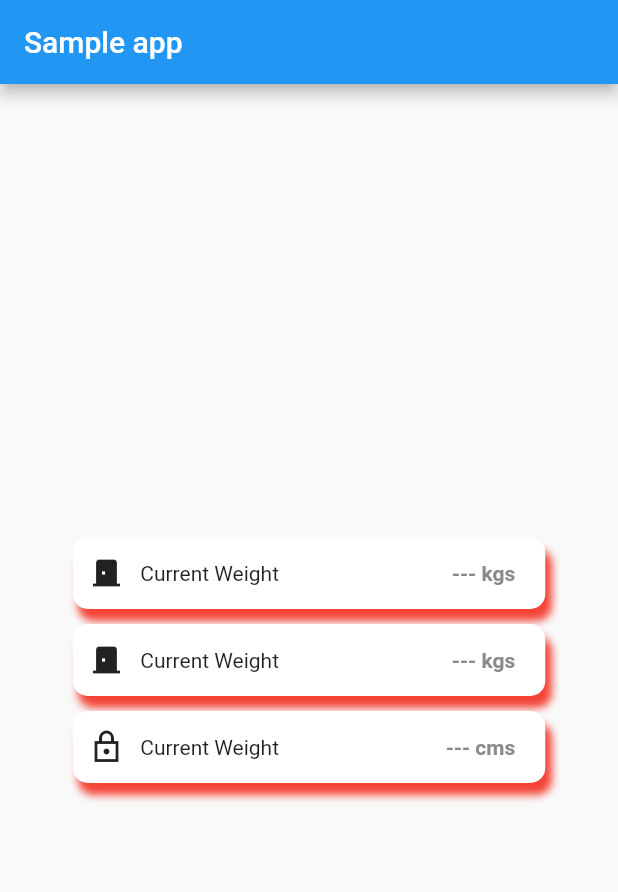
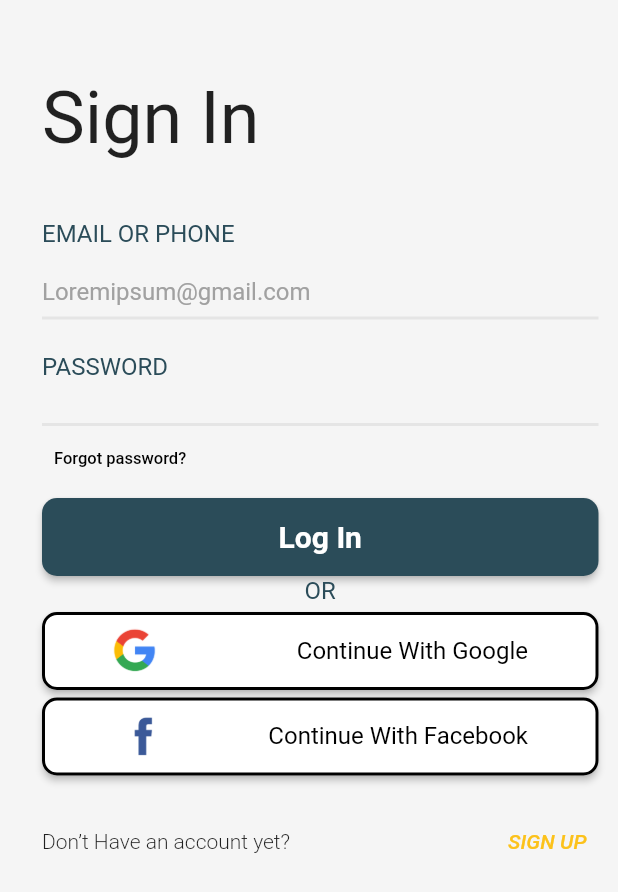
Before and after one commit to Askarb/flutterui, a Flutter app: the screen it shows after launch, on a phone screen of 412 x 824 dp. Shown: the top 892 px of the screen. Run offline on Flutter 3.47's test engine with Material 2 defaults, Android fonts, the phone set to English and light mode, and no system bars.

Commit message:
cl_jan_17

```diff
--- /dev/null
+++ b/lib/cl_jan_17/cl_jan_17_widget.dart
@@ -0,0 +1,247 @@
+import 'package:classwork/cl_jan_17/navigation/main_navigation.dart';
+import 'package:classwork/resources/resources.dart';
+import 'package:flutter/material.dart';
+
+class MyAppJan17 extends StatelessWidget {
+  const MyAppJan17({super.key});
+
+  static final mainNavigation = MainNavigation();
+
+  @override
+  Widget build(BuildContext context) {
+    return MaterialApp(
+      debugShowCheckedModeBanner: false,
+      initialRoute: mainNavigation.initialRoute,
+      routes: mainNavigation.routes,
+    );
+  }
+}
+
+class ClJan17 extends StatefulWidget {
+  const ClJan17({
+    Key? key,
+  }) : super(key: key);
+
+  @override
+  State<ClJan17> createState() => _ClJan17State();
+}
+
+class _ClJan17State extends State<ClJan17> {
+  bool _obscureText = true;
+  String? _errorText;
+
+  Text inputLabel(String label) {
+    return Text(
+      label,
+      textAlign: TextAlign.left,
+      style: const TextStyle(
+        fontSize: 16,
+        fontWeight: FontWeight.w400,
+        color: Color(0xff2B4C59),
+      ),
+    );
+  }
+
+  bool isEmailValid(String email) {
+    return RegExp(
+            r'^(([^<>()[\]\\.,;:\s@\"]+(\.[^<>()[\]\\.,;:\s@\"]+)*)|(\".+\"))@((\[[0-9]{1,3}\.[0-9]{1,3}\.[0-9]{1,3}\.[0-9]{1,3}\])|(([a-zA-Z\-0-9]+\.)+[a-zA-Z]{2,}))$')
+        .hasMatch(email);
+  }
+
+  bool isValidPhone(String value) {
+    if (value.isEmpty) return false;
+    String patttern = r'(^(?:[+0]9)?[0-9]{10,12}$)';
+    RegExp regExp = new RegExp(patttern);
+    return regExp.hasMatch(value);
+  }
+
+  bool validateUsername(String username) {
+    return isEmailValid(username) || isValidPhone(username);
+  }
+
+  @override
+  Widget build(BuildContext context) {
+    return Scaffold(
+      backgroundColor: const Color(0xffF5F5F5),
+      body: Container(
+        padding: const EdgeInsets.fromLTRB(28, 50, 13, 10),
+        child: Column(
+          crossAxisAlignment: CrossAxisAlignment.start,
+          children: [
+            const Text(
+              "Sign In",
+              style: TextStyle(
+                fontWeight: FontWeight.w400,
+                fontSize: 48,
+              ),
+            ),
+            const SizedBox(height: 40),
+            inputLabel('EMAIL OR PHONE'),
+            TextField(
+              onChanged: (username) {
+                if (validateUsername(username)) {
+                  _errorText = null;
+                } else {
+                  _errorText = "Enter valid phone or password";
+                }
+                setState(() {});
+              },
+              maxLines: 1,
+              style: TextStyle(height: 0.9),
+              decoration: InputDecoration(
+                errorText: _errorText,
+                hintText: 'Loremipsum@gmail.com',
+                hintStyle: const TextStyle(
+                  color: Color(0xffA1A1A1),
+                ),
+                contentPadding: EdgeInsets.only(bottom: -25),
+                enabledBorder: const UnderlineInputBorder(
+                  borderSide: BorderSide(
+                    width: 2,
+                    color: Color(0xffE5E5E5),
+                  ),
+                ),
+              ),
+            ),
+            const SizedBox(height: 22),
+            inputLabel('PASSWORD'),
+            SizedBox(
+              height: 30,
+              child: TextField(
+                obscureText: _obscureText,
+                obscuringCharacter: '•',
+                decoration: InputDecoration(
+                  suffix: IconButton(
+                    onPressed: () {
+                      setState(() {
+                        _obscureText = !_obscureText;
+                      });
+                    },
+                    icon: Icon(_obscureText == true
+                        ? Icons.visibility_off_outlined
+                        : Icons.visibility_outlined),
+                  ),
+                  hintStyle: const TextStyle(
+                    color: Color(0xffA1A1A1),
+                    fontSize: 16,
+                  ),
+                  enabledBorder: const UnderlineInputBorder(
+                    borderSide: BorderSide(
+                      width: 2,
+                      color: Color(0xffE5E5E5),
+                    ),
+                  ),
+                ),
+              ),
+            ),
+            TextButton(
+              onPressed: () {
+                print("Clicked ResetButton");
+              },
+              child: const Text(
+                "Forgot password?",
+                style: TextStyle(
+                  height: .6,
+                  fontSize: 11,
+                  color: Color(0xff000000),
+                ),
+              ),
+            ),
+            SizedBox(
+              height: 52,
+              width: double.infinity,
+              child: ElevatedButton(
+                style: ElevatedButton.styleFrom(
+                    backgroundColor: Color(0xff2B4C59),
+                    shape: RoundedRectangleBorder(
+                      borderRadius: BorderRadius.circular(10),
+                    )),
+                onPressed: () {
+                  print("Login");
+                },
+                child: const Text(
+                  "Log In",
+                  style: TextStyle(
+                    fontSize: 20,
+                    fontWeight: FontWeight.w700,
+                    color: Color(0xffffffff),
+                  ),
+                ),
+              ),
+            ),
+            Center(
+              child: inputLabel('OR'),
+            ),
+            const SizedBox(height: 5),
+            socialButton(
+              text: "Continue With Google",
+              iconPath: AppImages.googleIcon2,
+            ),
+            const SizedBox(height: 5),
+            socialButton(
+              text: "Continue With Facebook",
+              iconPath: AppImages.facebookIcon,
+            ),
+            const SizedBox(height: 20),
+            Row(
+              children: [
+                const Text(
+                  "Don’t Have an account yet?",
+                  style: TextStyle(fontWeight: FontWeight.w300),
+                ),
+                Spacer(),
+                TextButton(
+                    onPressed: () {},
+                    child: const Text(
+                      "SIGN UP",
+                      textAlign: TextAlign.right,
+                      style: TextStyle(
+                          color: Color(0xffFCC21B),
+                          fontStyle: FontStyle.italic),
+                    ))
+              ],
+            )
+          ],
+        ),
+      ),
+    );
+  }
+
+  SizedBox socialButton({required String text, required String iconPath}) {
+    return SizedBox(
+      height: 52,
+      width: double.infinity,
+      child: ElevatedButton(
+        style: ElevatedButton.styleFrom(
+            backgroundColor: const Color(0xffffffff),
+            side: const BorderSide(width: 2, color: Color(0xff000000)),
+            shape: RoundedRectangleBorder(
+              borderRadius: BorderRadius.circular(10),
+            )),
+        onPressed: () {
+          print("Login");
+        },
+        child: Padding(
+          padding: const EdgeInsets.fromLTRB(31, 7, 31, 8),
+          child: Row(
+            children: [
+              Image.asset(
+                iconPath,
+                height: 30,
+              ),
+              const Spacer(),
+              Text(
+                text,
+                style: const TextStyle(
+                  fontSize: 16,
+                  fontWeight: FontWeight.w400,
+                  color: Color(0xff000000),
+                ),
+              ),
+            ],
+          ),
+        ),
+      ),
+    );
+  }
+}
--- /dev/null
+++ b/lib/cl_jan_17/navigation/main_navigation.dart
@@ -0,0 +1,14 @@
+import 'package:classwork/cl_jan_17/cl_jan_17_widget.dart';
+import 'package:flutter/material.dart';
+
+abstract class MainNavigationRouteNames {
+  static const main = '/';
+  static const auth = 'auth';
+}
+
+class MainNavigation {
+  final initialRoute = MainNavigationRouteNames.main;
+  final routes = <String, Widget Function(BuildContext)>{
+    MainNavigationRouteNames.main: (context) => ClJan17()
+  };
+}
--- /dev/null
+++ b/lib/cl_jan_17/ui/theme/style.dart
@@ -0,0 +1,3 @@
+
+
+// abstract class
--- a/lib/main.dart
+++ b/lib/main.dart
@@ -1,3 +1,4 @@
+import 'package:classwork/cl_jan_17/cl_jan_17_widget.dart';
 import 'package:classwork/hw_jan_10.dart';
 import 'package:classwork/hw_jan_11.dart';
 import 'package:classwork/hw_jan_6.dart';
@@ -13,6 +14,6 @@ void main() {
   // const app = MyAppJan10();
   // const app = MyAppJan11();
   // const app = HWJan16();
-  const app = ClJan16();
+  const app = MyAppJan17();
   runApp(app);
 }
--- /dev/null
+++ b/lib/resources/app_images.dart
@@ -0,0 +1,14 @@
+part of 'resources.dart';
+
+class AppImages {
+  AppImages._();
+
+  static const String ellipseIcon = 'assets/images/ellipse_icon.png';
+  static const String facebookIcon = 'assets/images/facebook_icon.png';
+  static const String googleIcon = 'assets/images/google_icon.png';
+  static const String googleIcon2 = 'assets/images/google_icon2.png';
+  static const String img1 = 'assets/images/img1.png';
+  static const String img2 = 'assets/images/img2.png';
+  static const String img3 = 'assets/images/img3.png';
+  static const String prevPageIcon = 'assets/images/prevPageIcon.png';
+}
--- a/lib/resources/resources.dart
+++ b/lib/resources/resources.dart
@@ -1 +1 @@
-part 'images.dart';
+part 'app_images.dart';
--- a/lib/spider.yaml
+++ b/lib/spider.yaml
@@ -30,6 +30,6 @@ use_references_list: false
 package: resources
 
 groups:
-  - path: assets/imagess
+  - path: assets/images
     class_name: AppImages
     types: [ .png, .jpg, .jpeg, .webp, .webm, .bmp ]
--- a/pubspec.yaml
+++ b/pubspec.yaml
@@ -101,7 +101,7 @@ flutter:
 # For more info on configuration, visit https://birjuvachhani.github.io/spider/grouping/
 spider:
   # Generates unit tests to verify that the assets exists in assets directory
-  generate_tests: true
+  generate_tests: false
   # Use this to remove vcs noise created by the `generated` comments in dart code
   no_comments: true
   # Exports all the generated file as the one library
@@ -123,5 +123,5 @@ spider:
   package: resources
   groups:
     - path: assets/images
-      class_name: Images
+      class_name: AppImages
       types: [ .png, .jpg, .jpeg, .webp, .webm, .bmp ]
```
Also changed, not shown: assets/images/facebook_icon.png (added), assets/images/google_icon2.png (added), 1 other file.
